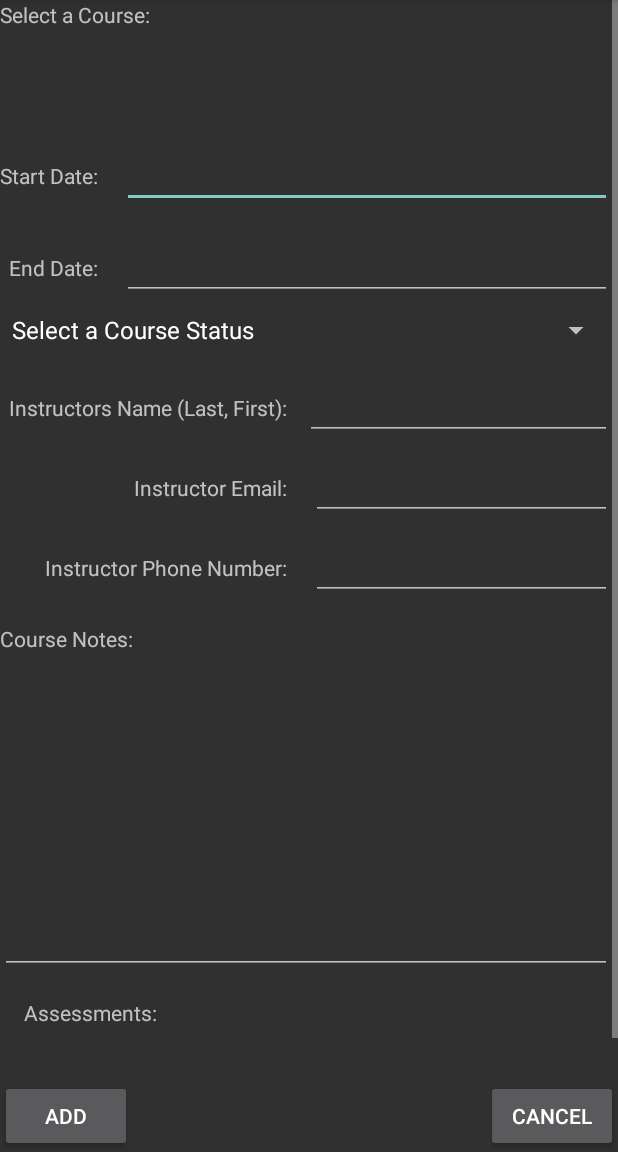
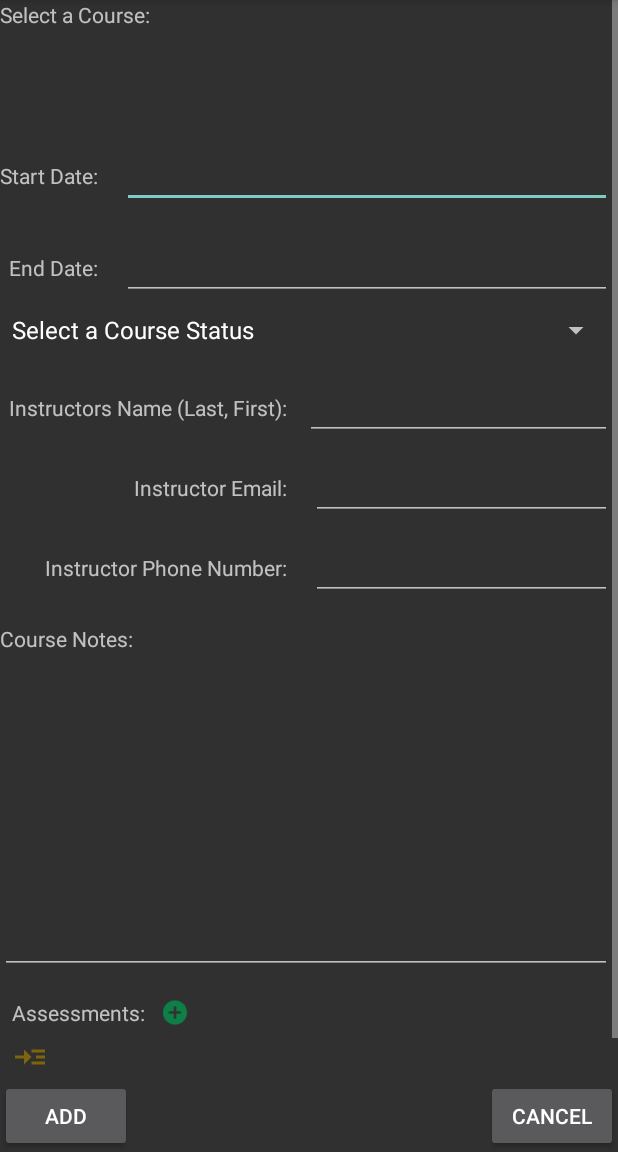
Before and after one commit to robstudentaccount/c196, an Android app: the courseSection screen opened directly, with no data from a screen before it, on a phone screen of 412 x 824 dp, the part 84-1236 px from its top. Run offline under Robolectric (Android 15) with nearby library versions, the phone set to English and light mode, and no system bars; 2 statements that could not run were skipped.

Commit message:
Added temp Assessment to courseSection page

```diff
--- a/app/src/main/java/com/stuart/robert/wgu/c196/v3/courseSection.java
+++ b/app/src/main/java/com/stuart/robert/wgu/c196/v3/courseSection.java
@@ -2,12 +2,15 @@ package com.stuart.robert.wgu.c196.v3;
 
 import android.app.DatePickerDialog;
 import android.content.Intent;
+import android.support.constraint.ConstraintLayout;
 import android.support.v7.app.AppCompatActivity;
 import android.os.Bundle;
+import android.util.Log;
 import android.view.View;
 import android.widget.Button;
 import android.widget.DatePicker;
 import android.widget.EditText;
+import android.widget.ImageView;
 import android.widget.LinearLayout;
 import android.widget.RadioButton;
 import android.widget.RadioGroup;
@@ -18,6 +21,7 @@ import android.widget.Toast;
 
 import java.text.ParseException;
 import java.text.SimpleDateFormat;
+import java.util.ArrayList;
 import java.util.Calendar;
 import java.util.Date;
 import java.util.Locale;
@@ -32,6 +36,7 @@ public class courseSection extends AppCompatActivity {
     private Term selectedTerm;
     private String selectedSectionID;
     private Course selectedSection;
+    private Assessment selectedAssessment;
 
     TextView startDateTxt;
     TextView endDateTxt;
@@ -45,11 +50,22 @@ public class courseSection extends AppCompatActivity {
     TextView courseNotes;
     ScrollView courseScrollView;
     TextView courseSelectTitle;
+    private LinearLayout courseSectionAssessmentLayout;
+    private static ArrayList<Assessment> tempAssessmentList = new ArrayList<>();
+
+    @Override
+    protected void onResume() {
+        super.onResume();
+        drawAssessments();
+    }
+
+
 
     @Override
     protected void onCreate(Bundle savedInstanceState) {
         super.onCreate(savedInstanceState);
         setContentView(R.layout.activity_course_section);
+
         Intent intent = getIntent();
         selectedTermName = intent.getStringExtra("Term Name");
         selectedTerm = Terms.getTermByName(selectedTermName);
@@ -69,6 +85,7 @@ public class courseSection extends AppCompatActivity {
         courseNotes = (EditText) findViewById(R.id.courseNotesTextView);
         courseScrollView = (ScrollView) findViewById(R.id.scrollView2);
         courseSelectTitle = (TextView) findViewById(R.id.courseSectionSelectCourseTextView);
+        courseSectionAssessmentLayout = (LinearLayout) findViewById(R.id.courseSectionAssessmentLayout);
 
         deleteBtn.setOnClickListener(new View.OnClickListener() {
             @Override
@@ -214,9 +231,65 @@ public class courseSection extends AppCompatActivity {
                     selectedCourse = course;
                     courseNotes.setText(course.getNotes());
                 }
+
+
+            });
+            drawAssessments();
+            rg.addView(courseRT);
+
+        }
+    }
+
+    private void drawAssessments() {
+        ConstraintLayout.LayoutParams assessmentParams = new ConstraintLayout.LayoutParams(
+                ConstraintLayout.LayoutParams.WRAP_CONTENT,
+                ConstraintLayout.LayoutParams.WRAP_CONTENT);
+
+        courseSectionAssessmentLayout.removeAllViews();
+        for (Assessment assessment : tempAssessmentList) {
+            LinearLayout row = new LinearLayout(this);
+            row.setOrientation(LinearLayout.HORIZONTAL);
+
+            TextView assessmentTV = new TextView(this);
+            assessmentTV.setText(assessment.getTitle() + " By: " + assessment.getEndDate());
+            assessmentTV.setLayoutParams(assessmentParams);
+            row.addView(assessmentTV);
+
+            ImageView readMore = new ImageView(this);
+            readMore.setImageResource(R.drawable.ic_read_more);
+            readMore.setOnClickListener(new View.OnClickListener() {
+                @Override
+                public void onClick(View view) {
+                    selectedAssessment = assessment;
+                    Intent intent = new Intent(getApplicationContext(), SectionAssessmentDialog.class);
+                    intent.putExtra("selectedAssessmentID", selectedAssessment.getTitle());
+                    startActivity(intent);
+                }
             });
 
-            rg.addView(courseRT);
+            row.addView(readMore);
+            courseSectionAssessmentLayout.addView(row);
         }
+
+    }
+
+    public void showSectionAssessmentDialog(View view) {
+        Intent intent = new Intent(this, SectionAssessmentDialog.class);
+        startActivity(intent);
+        drawAssessments();
+    }
+    public static void addAssessment(Assessment assessment) {
+        tempAssessmentList.add(assessment);
+    }
+    public static Assessment getAssessmentByID(String id) {
+        for (Assessment assessment : tempAssessmentList) {
+            if (assessment.getTitle().equals(id)) {
+                return assessment;
+            }
+        }
+        return null;
+    }
+    public static void deleteAssessment(Assessment assessment) {
+        tempAssessmentList.remove(assessment);
     }
 }
--- a/app/src/main/res/layout/activity_course_section.xml
+++ b/app/src/main/res/layout/activity_course_section.xml
@@ -213,11 +213,33 @@
                     android:id="@+id/textView5"
                     android:layout_width="wrap_content"
                     android:layout_height="wrap_content"
-                    android:layout_marginStart="16dp"
+                    android:layout_marginStart="8dp"
                     android:layout_marginTop="16dp"
                     android:text="Assessments:"
                     app:layout_constraintStart_toStartOf="parent"
                     app:layout_constraintTop_toBottomOf="@+id/courseNotesTextView" />
+
+                <LinearLayout
+                    android:id="@+id/courseSectionAssessmentLayout"
+                    android:layout_width="0dp"
+                    android:layout_height="50dp"
+                    android:layout_marginStart="8dp"
+                    android:layout_marginTop="8dp"
+                    android:orientation="vertical"
+                    app:layout_constraintEnd_toEndOf="parent"
+                    app:layout_constraintStart_toStartOf="parent"
+                    app:layout_constraintTop_toBottomOf="@+id/textView5"></LinearLayout>
+
+                <ImageView
+                    android:id="@+id/imageView2"
+                    android:layout_width="wrap_content"
+                    android:layout_height="0dp"
+                    android:layout_marginStart="8dp"
+                    android:onClick="showSectionAssessmentDialog"
+                    app:layout_constraintBottom_toBottomOf="@+id/textView5"
+                    app:layout_constraintStart_toEndOf="@+id/textView5"
+                    app:layout_constraintTop_toTopOf="@+id/textView5"
+                    app:srcCompat="@drawable/ic_add_term" />
 
             </android.support.constraint.ConstraintLayout>
         </LinearLayout>
```
Also changed, not shown: app/src/main/AndroidManifest.xml (+7 -3 lines), app/src/main/java/com/stuart/robert/wgu/c196/v3/Assessment.java (+4 -4 lines), app/src/main/java/com/stuart/robert/wgu/c196/v3/SectionAssessmentDialog.java (added, +155 -0 lines), app/src/main/res/layout/activity_section_assessment_dialog.xml (added, +125 -0 lines).
